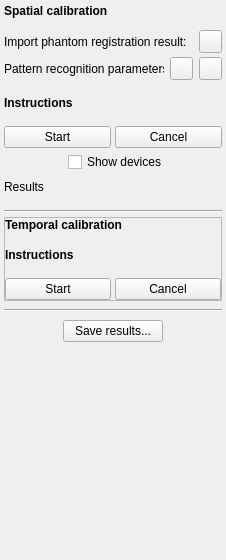
Old version of the form PlusApp/fCal/Toolboxes/FreehandCalibrationToolbox.ui in the repository PlusToolkit/PlusApp.
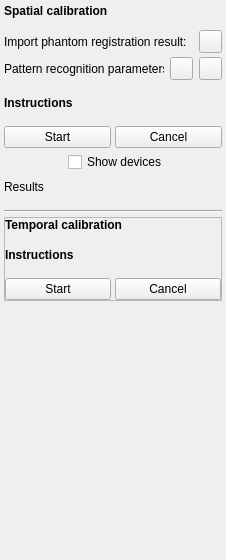
New version of the form. Icons and pictures are not drawn.

Commit message: Fixed #376: Toolbar added to fCal main window that contains a save configuration button (the save function was also removed from the toolboxes) and the tools button

```diff
--- a/PlusApp/fCal/Toolboxes/FreehandCalibrationToolbox.ui
+++ b/PlusApp/fCal/Toolboxes/FreehandCalibrationToolbox.ui
@@ -473,71 +473,6 @@
      </layout>
     </widget>
    </item>
-   <item>
-    <spacer name="verticalSpacer_10">
-     <property name="orientation">
-      <enum>Qt::Vertical</enum>
-     </property>
-     <property name="sizeType">
-      <enum>QSizePolicy::Fixed</enum>
-     </property>
-     <property name="sizeHint" stdset="0">
-      <size>
-       <width>20</width>
-       <height>4</height>
-      </size>
-     </property>
-    </spacer>
-   </item>
-   <item>
-    <widget class="Line" name="line">
-     <property name="orientation">
-      <enum>Qt::Horizontal</enum>
-     </property>
-    </widget>
-   </item>
-   <item>
-    <spacer name="verticalSpacer_4">
-     <property name="orientation">
-      <enum>Qt::Vertical</enum>
-     </property>
-     <property name="sizeType">
-      <enum>QSizePolicy::Fixed</enum>
-     </property>
-     <property name="sizeHint" stdset="0">
-      <size>
-       <width>20</width>
-       <height>4</height>
-      </size>
-     </property>
-    </spacer>
-   </item>
-   <item>
-    <layout class="QGridLayout" name="gridLayout_3">
-     <item row="0" column="0">
-      <widget class="QPushButton" name="pushButton_Save">
-       <property name="minimumSize">
-        <size>
-         <width>100</width>
-         <height>0</height>
-        </size>
-       </property>
-       <property name="maximumSize">
-        <size>
-         <width>100</width>
-         <height>16777215</height>
-        </size>
-       </property>
-       <property name="toolTip">
-        <string>Save results into device set configuration XML file</string>
-       </property>
-       <property name="text">
-        <string>Save results...</string>
-       </property>
-      </widget>
-     </item>
-    </layout>
-   </item>
    <item>
     <spacer name="verticalSpacer_2">
      <property name="orientation">
```
The commit also changes 16 other files.
